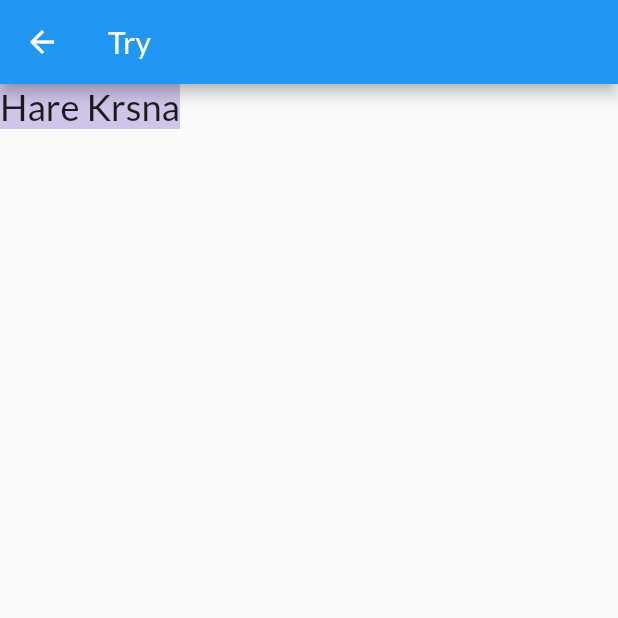
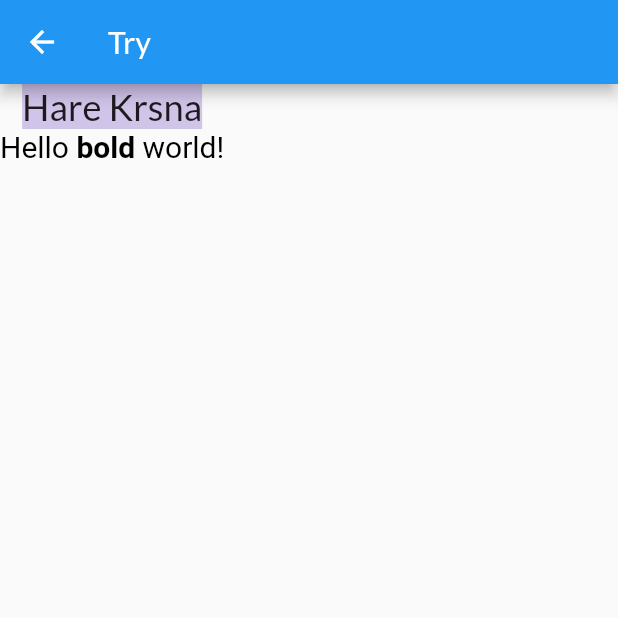
Before and after one commit to MonikaBhasin7/flutternoob, a Flutter app: the screen it shows after launch, on a phone screen of 412 x 824 dp, the top half of it. Run offline on Flutter 3.47's test engine with Material 2 defaults, Android fonts, the phone set to English and light mode, and no system bars; our stand-ins replace google_fonts.

Commit message:
Rich text

```diff
--- a/lib/pages/try.dart
+++ b/lib/pages/try.dart
@@ -9,6 +9,9 @@ class TryPage extends StatelessWidget {
         title: Text("Try"),
       ),
       body: Container(
+        child: Column(
+          children: [
+            Container(
               width: 120,
               height: 30,
               color: ColorNoob.light_purple,
@@ -17,6 +20,24 @@ class TryPage extends StatelessWidget {
                 child: Text("Hare Krsna"),
               ),
             ),
+            RichText(
+              text: const TextSpan(
+                text: 'Hello ',
+                style: TextStyle(
+                  fontSize: 20,
+                  color: Colors.black,
+                ),
+                children: <TextSpan>[
+                  TextSpan(
+                      text: 'bold',
+                      style: TextStyle(fontWeight: FontWeight.bold)),
+                  TextSpan(text: ' world!'),
+                ],
+              ),
+            )
+          ],
+        ),
+      ),
     );
   }
 }
```
Also changed, not shown: 1 other file. Lines whose indentation alone changed are shown as unchanged.
